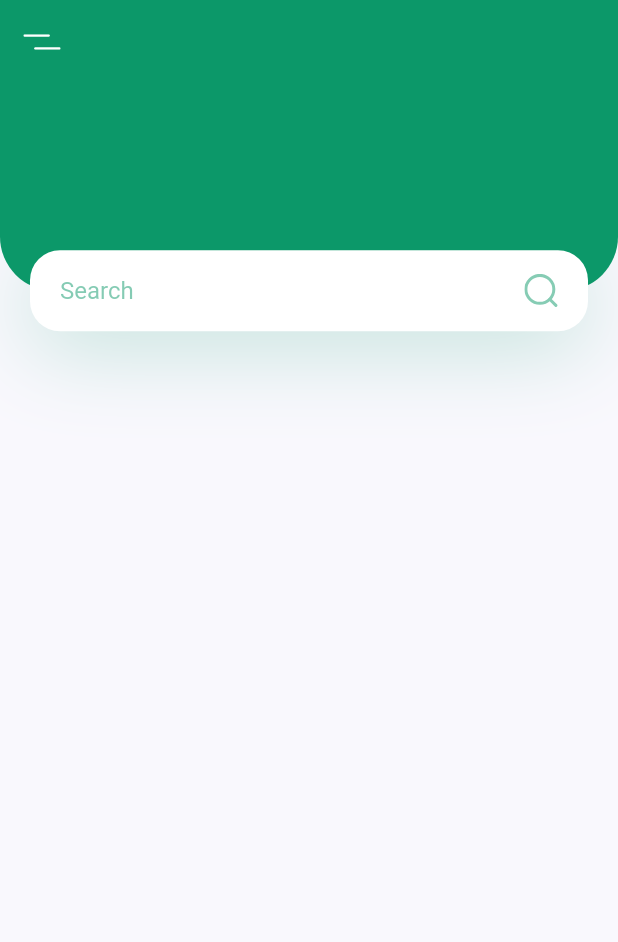
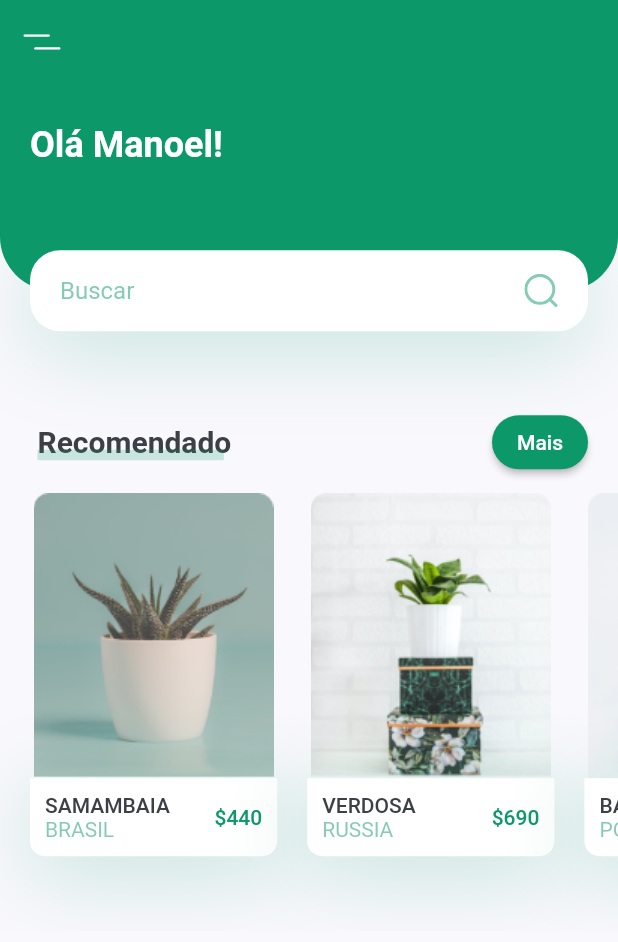
Before and after one commit to manoelvieira0/plant_app, a Flutter app: the screen it shows after launch, on a phone screen of 412 x 824 dp. Shown: the top 942 px of the screen. Run offline on Flutter 3.47's test engine with Material 2 defaults, Android fonts, the phone set to English and light mode, and no system bars; our stand-ins replace flutter_svg.

Commit message:
Área recomendados concluida

```diff
--- a/lib/screens/home/components/body.dart
+++ b/lib/screens/home/components/body.dart
@@ -1,70 +1,26 @@
 import 'package:flutter/material.dart';
 import 'package:flutter_svg/flutter_svg.dart';
 import 'package:plant_app/constants.dart';
+import 'package:plant_app/screens/home/components/recomends_plant.dart';
+import 'package:plant_app/screens/home/components/title_with_more.dart';
+
+import 'header_search_box.dart';
 
 class Body extends StatelessWidget {
   @override
   Widget build(BuildContext context) {
     Size size = MediaQuery.of(context).size;
-    return Column(
-      children: <Widget>[
-        Container(
-          height: size.height * 0.2,
-          child: Stack(
-            children: <Widget>[
-              Container(
-                height: size.height * 0.2 - 27,
-                decoration: BoxDecoration(
-                  color: kPrimaryColor,
-                  borderRadius: BorderRadius.only(
-                    bottomLeft: Radius.circular(36),
-                    bottomRight: Radius.circular(36),
-                  ),
-                ),
-              ),
-              Positioned(
-                bottom: 0,
-                left: 0,
-                right: 0,
-                child: Container(
-                  alignment: Alignment.center,
-                  padding: EdgeInsets.symmetric(horizontal: kDefaultPadding),
-                  margin: EdgeInsets.symmetric(horizontal: kDefaultPadding),
-                  height: 54,
-                  decoration: BoxDecoration(
-                      color: Colors.white,
-                      borderRadius: BorderRadius.circular(20),
-                      boxShadow: [
-                        BoxShadow(
-                          offset: Offset(0, 10),
-                          blurRadius: 50,
-                          color: kPrimaryColor.withOpacity(0.23),
-                        )
-                      ]),
-                  child: Row(
-                    children: [
-                      Expanded(
-                        child: TextField(
-                          onChanged: (value) {},
-                          decoration: InputDecoration(
-                            hintText: 'Search',
-                            hintStyle: TextStyle(
-                              color: kPrimaryColor.withOpacity(0.5),
-                            ),
-                            enabledBorder: InputBorder.none,
-                            focusedBorder: InputBorder.none,
-                          ),
-                        ),
-                      ),
-                      SvgPicture.asset('assets/icons/search.svg')
-                    ],
-                  ),
-                ),
-              )
-            ],
+    return SingleChildScrollView(
+      child: Column(
+        children: <Widget>[
+          HeaderSearchBox(size: size),
+          TitleWithMoreBtn(
+            title: 'Recomendado',
+            press: () {},
           ),
-        ),
-      ],
+          RecomendPlant(),
+        ],
+      ),
     );
   }
 }
--- /dev/null
+++ b/lib/screens/home/components/header_search_box.dart
@@ -0,0 +1,86 @@
+import 'package:flutter/material.dart';
+import 'package:flutter_svg/svg.dart';
+import 'package:plant_app/constants.dart';
+
+class HeaderSearchBox extends StatelessWidget {
+  const HeaderSearchBox({
+    Key key,
+    @required this.size,
+  }) : super(key: key);
+
+  final Size size;
+
+  @override
+  Widget build(BuildContext context) {
+    return Container(
+      margin: EdgeInsets.only(bottom: kDefaultPadding * 2.5),
+      height: size.height * 0.2,
+      child: Stack(
+        children: <Widget>[
+          Container(
+            padding: EdgeInsets.only(
+                left: kDefaultPadding,
+                right: kDefaultPadding,
+                bottom: 36 + kDefaultPadding),
+            height: size.height * 0.2 - 27,
+            decoration: BoxDecoration(
+              color: kPrimaryColor,
+              borderRadius: BorderRadius.only(
+                bottomLeft: Radius.circular(36),
+                bottomRight: Radius.circular(36),
+              ),
+            ),
+            child: Row(
+              children: <Widget>[
+                Text(
+                  'Olá Manoel!',
+                  style: Theme.of(context).textTheme.headline5.copyWith(
+                      color: Colors.white, fontWeight: FontWeight.bold),
+                ),
+              ],
+            ),
+          ),
+          Positioned(
+            bottom: 0,
+            left: 0,
+            right: 0,
+            child: Container(
+              alignment: Alignment.center,
+              padding: EdgeInsets.symmetric(horizontal: kDefaultPadding),
+              margin: EdgeInsets.symmetric(horizontal: kDefaultPadding),
+              height: 54,
+              decoration: BoxDecoration(
+                  color: Colors.white,
+                  borderRadius: BorderRadius.circular(20),
+                  boxShadow: [
+                    BoxShadow(
+                      offset: Offset(0, 10),
+                      blurRadius: 50,
+                      color: kPrimaryColor.withOpacity(0.23),
+                    )
+                  ]),
+              child: Row(
+                children: [
+                  Expanded(
+                    child: TextField(
+                      onChanged: (value) {},
+                      decoration: InputDecoration(
+                        hintText: 'Buscar',
+                        hintStyle: TextStyle(
+                          color: kPrimaryColor.withOpacity(0.5),
+                        ),
+                        enabledBorder: InputBorder.none,
+                        focusedBorder: InputBorder.none,
+                      ),
+                    ),
+                  ),
+                  SvgPicture.asset('assets/icons/search.svg')
+                ],
+              ),
+            ),
+          )
+        ],
+      ),
+    );
+  }
+}
--- /dev/null
+++ b/lib/screens/home/components/recomends_plant.dart
@@ -0,0 +1,118 @@
+import 'package:flutter/material.dart';
+import 'package:plant_app/constants.dart';
+
+class RecomendPlant extends StatelessWidget {
+  const RecomendPlant({
+    Key key,
+  }) : super(key: key);
+
+  @override
+  Widget build(BuildContext context) {
+    return SingleChildScrollView(
+      scrollDirection: Axis.horizontal,
+      child: Row(
+        children: [
+          RecomendPlantCard(
+            image: 'assets/images/image_1.png',
+            title: 'Samambaia',
+            country: 'Brasil',
+            price: 440,
+            press: () {},
+          ),
+          RecomendPlantCard(
+            image: 'assets/images/image_2.png',
+            title: 'Verdosa',
+            country: 'Russia',
+            price: 690,
+            press: () {},
+          ),
+          RecomendPlantCard(
+            image: 'assets/images/image_3.png',
+            title: 'Bananasco',
+            country: 'Portugal',
+            price: 210,
+            press: () {},
+          ),
+        ],
+      ),
+    );
+  }
+}
+
+class RecomendPlantCard extends StatelessWidget {
+  const RecomendPlantCard({
+    Key key,
+    this.image,
+    this.title,
+    this.country,
+    this.price,
+    this.press,
+  }) : super(key: key);
+
+  final String image, title, country;
+  final int price;
+  final Function press;
+
+  @override
+  Widget build(BuildContext context) {
+    Size size = MediaQuery.of(context).size;
+    return Container(
+      margin: EdgeInsets.only(
+          left: kDefaultPadding,
+          top: kDefaultPadding / 2,
+          bottom: kDefaultPadding * 2.5),
+      width: size.width * 0.4,
+      child: Column(
+        children: <Widget>[
+          Image.asset(image),
+          GestureDetector(
+            onTap: press,
+            child: Container(
+              padding: EdgeInsets.all(kDefaultPadding / 2),
+              decoration: BoxDecoration(
+                color: Colors.white,
+                borderRadius: BorderRadius.only(
+                  bottomLeft: Radius.circular(10),
+                  bottomRight: Radius.circular(10),
+                ),
+                boxShadow: [
+                  BoxShadow(
+                    offset: Offset(0, 10),
+                    blurRadius: 50,
+                    color: kPrimaryColor.withOpacity(0.23),
+                  ),
+                ],
+              ),
+              child: Row(
+                children: <Widget>[
+                  RichText(
+                    text: TextSpan(children: [
+                      TextSpan(
+                        text: '$title\n'.toUpperCase(),
+                        style: Theme.of(context).textTheme.button,
+                      ),
+                      TextSpan(
+                        text: '$country'.toUpperCase(),
+                        style: TextStyle(
+                          color: kPrimaryColor.withOpacity(0.5),
+                        ),
+                      ),
+                    ]),
+                  ),
+                  Spacer(),
+                  Text(
+                    '\$$price',
+                    style: Theme.of(context)
+                        .textTheme
+                        .button
+                        .copyWith(color: kPrimaryColor),
+                  )
+                ],
+              ),
+            ),
+          )
+        ],
+      ),
+    );
+  }
+}
--- /dev/null
+++ b/lib/screens/home/components/title_with_more.dart
@@ -0,0 +1,77 @@
+import 'package:flutter/material.dart';
+import 'package:plant_app/constants.dart';
+
+class TitleWithMoreBtn extends StatelessWidget {
+  const TitleWithMoreBtn({
+    Key key,
+    this.title,
+    this.press,
+  }) : super(key: key);
+
+  final String title;
+  final Function press;
+
+  @override
+  Widget build(BuildContext context) {
+    return Padding(
+      padding: EdgeInsets.symmetric(horizontal: kDefaultPadding),
+      child: Row(
+        children: [
+          TittleCustomUnderline(
+            text: title,
+          ),
+          Spacer(),
+          ElevatedButton(
+            style: ElevatedButton.styleFrom(
+                shape: RoundedRectangleBorder(
+                  borderRadius: BorderRadius.circular(20),
+                ),
+                primary: kPrimaryColor),
+            onPressed: press,
+            child: Text(
+              'Mais',
+              style: TextStyle(color: Colors.white),
+            ),
+          )
+        ],
+      ),
+    );
+  }
+}
+
+class TittleCustomUnderline extends StatelessWidget {
+  const TittleCustomUnderline({
+    Key key,
+    this.text,
+  }) : super(key: key);
+
+  final String text;
+
+  @override
+  Widget build(BuildContext context) {
+    return Container(
+      height: 24,
+      child: Padding(
+        padding: const EdgeInsets.only(left: kDefaultPadding / 4),
+        child: Stack(
+          children: <Widget>[
+            Text(
+              text,
+              style: TextStyle(fontSize: 20, fontWeight: FontWeight.bold),
+            ),
+            Positioned(
+              bottom: 0,
+              left: 0,
+              right: 0,
+              child: Container(
+                margin: EdgeInsets.only(right: kDefaultPadding / 4),
+                height: 7,
+                color: kPrimaryColor.withOpacity(0.2),
+              ),
+            )
+          ],
+        ),
+      ),
+    );
+  }
+}
```
